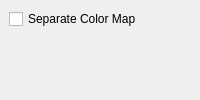
Before: the Qt Designer form tomviz/ModulePropertiesPanel.ui in OpenChemistry/tomviz, drawn with Qt 5.
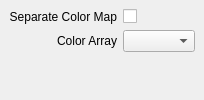
After: the same form once the commit is applied.

Commit message:
Add active array concept for Modules
Added new API that lets you set and query an arbitrary number of
"active" point data arrays. The active arrays are indexed. It is up to
the Module to determine how to use each indexed array. In
ModuleOrthogonalSlice, for example, the active array is used to
determine the ColorArrayName in the slice representation.

```diff
--- a/tomviz/ModulePropertiesPanel.ui
+++ b/tomviz/ModulePropertiesPanel.ui
@@ -33,10 +33,26 @@
       <string notr="true"/>
      </property>
      <layout class="QFormLayout" name="formLayout">
+      <property name="labelAlignment">
+       <set>Qt::AlignRight|Qt::AlignTrailing|Qt::AlignVCenter</set>
+      </property>
       <property name="bottomMargin">
        <number>6</number>
       </property>
-      <item row="0" column="0">
+      <item row="2" column="0">
+       <widget class="QLabel" name="ColorArrayLabel">
+        <property name="text">
+         <string>Color Array</string>
+        </property>
+        <property name="alignment">
+         <set>Qt::AlignRight|Qt::AlignTrailing|Qt::AlignVCenter</set>
+        </property>
+       </widget>
+      </item>
+      <item row="2" column="1">
+       <widget class="QComboBox" name="ArrayNames"/>
+      </item>
+      <item row="1" column="1">
        <widget class="QCheckBox" name="DetachColorMap">
         <property name="toolTip">
          <string>&lt;html&gt;&lt;head/&gt;&lt;body&gt;&lt;p&gt;When checked, tomviz will use a separate color map for this module. Otherwise, the default behavior is to use the color map associated with the data.  &lt;/p&gt;&lt;/body&gt;&lt;/html&gt;</string>
@@ -45,8 +61,18 @@
          <enum>Qt::LeftToRight</enum>
         </property>
         <property name="text">
+         <string/>
+        </property>
+       </widget>
+      </item>
+      <item row="1" column="0">
+       <widget class="QLabel" name="DetachColorMapLabel">
+        <property name="text">
          <string>Separate Color Map</string>
         </property>
+        <property name="alignment">
+         <set>Qt::AlignRight|Qt::AlignTrailing|Qt::AlignVCenter</set>
+        </property>
        </widget>
       </item>
      </layout>
```
Left out of the diff: 2 changed lines with no effect on the pictures. The commit also changes 6 other files.
